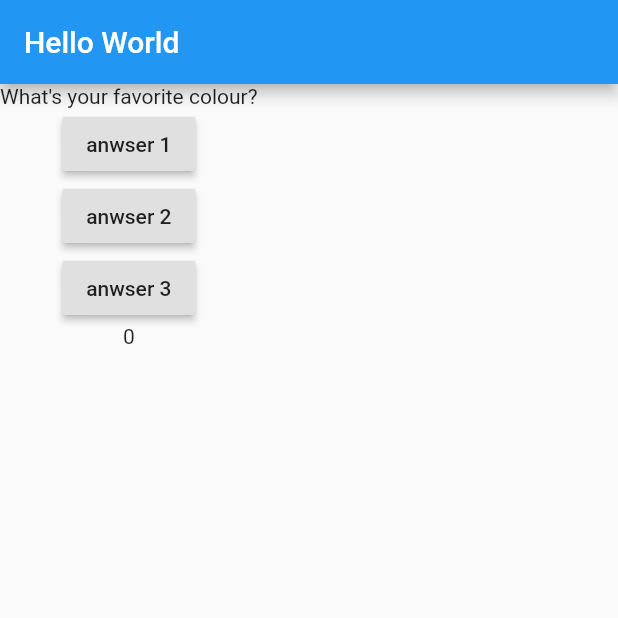
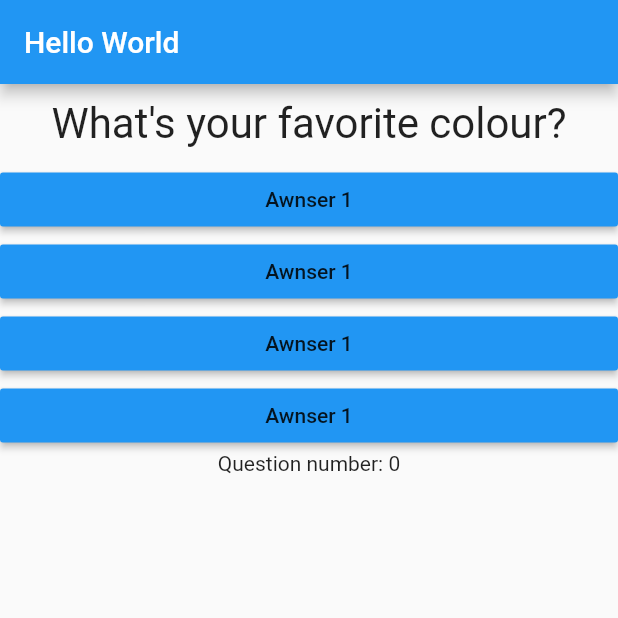
Before and after one commit to EscapeAD/FlutterPlayground, a Flutter app: the screen it shows after launch, on a phone screen of 412 x 824 dp, the top half of it. Run offline on Flutter 3.47's test engine with Material 2 defaults, Android fonts, the phone set to English and light mode, and no system bars.

Commit message:
SDK bump and questions

```diff
--- /dev/null
+++ b/lib/awnser.dart
@@ -0,0 +1,20 @@
+import 'package:flutter/material.dart';
+
+class Awnser extends StatelessWidget {
+  final Function selectHandler;
+  final String awnserText;
+
+  Awnser(this.selectHandler, this.awnserText);
+
+  @override
+  Widget build(BuildContext context) {
+    return Container(
+      width: double.infinity,
+      child: RaisedButton(
+        color: Colors.blue,
+        child: Text('Awnser 1'),
+        onPressed: selectHandler,
+      )
+    );
+  }
+}
--- a/lib/main.dart
+++ b/lib/main.dart
@@ -1,5 +1,6 @@
 import 'package:flutter/material.dart';
 import './question.dart';
+import './awnser.dart';
 
 void main() => runApp(MyApp());
 
@@ -13,13 +14,23 @@ class MyApp extends StatefulWidget {
 class _MyAppState extends State<MyApp> {
   int _questionsIndex = 0;
   var questions = [
-    'What\'s your favorite colour?',
-    'What\'s your favorite animal?',
+    {
+      'questionText': 'What\'s your favorite colour?',
+      'awnsers': ['Blue', 'Red', 'Black', 'none']
+    },
+    {
+      'questionText': 'What\'s your favorite animal?',
+      'awnsers': ['Dog', 'Cat', 'Bird', 'none']
+    },
+    {
+      'questionText': 'What\'s your favorite movie?',
+      'awnsers': ['Matrix', 'Faceoff', 'Fight Club', 'none']
+    },
   ];
 
   @override
   Widget build(BuildContext context) {
-    void awnserQuestion() {
+    void _awnserQuestion() {
       setState(() {
         _questionsIndex = _questionsIndex + 1 < questions.length ? _questionsIndex + 1 : _questionsIndex;
       });
@@ -30,20 +41,11 @@ class _MyAppState extends State<MyApp> {
           title: Text("Hello World")),
       body: Column(
         children: [
-          Question(questions[_questionsIndex]),
-          RaisedButton(
-              child: Text('anwser 1'),
-              onPressed: awnserQuestion
-          ),
-          RaisedButton(
-              child: Text('anwser 2'),
-              onPressed: () => print('clicked 2')
-          ),
-          RaisedButton(
-              child: Text('anwser 3'),
-              onPressed: () => print('clicked 3')
-          ),
-          Text('$_questionsIndex')
+          Question(questions[_questionsIndex]['questionText']),
+          ...(questions[_questionsIndex]['awnsers'] as List<String>).map((awnser){
+            return Awnser(_awnserQuestion, awnser);
+          }).toList(),
+          Text('Question number: $_questionsIndex')
         ]),
     ));
   }
--- a/lib/question.dart
+++ b/lib/question.dart
@@ -7,6 +7,14 @@ class Question extends StatelessWidget {
 
   @override
   Widget build(BuildContext context) {
-    return Text(questionText);
+    return Container(
+        width: double.infinity,
+        margin: EdgeInsets.all(10),
+        child: Text(
+          questionText,
+          style: TextStyle(fontSize: 28),
+          textAlign: TextAlign.center,
+        )
+    );
   }
 }
--- a/pubspec.yaml
+++ b/pubspec.yaml
@@ -14,7 +14,7 @@ description: A new Flutter project.
 version: 1.0.0+1
 
 environment:
-  sdk: ">=2.1.0 <3.0.0"
+  sdk: ">=2.3.0 <3.0.0"
 
 dependencies:
   flutter:
```
